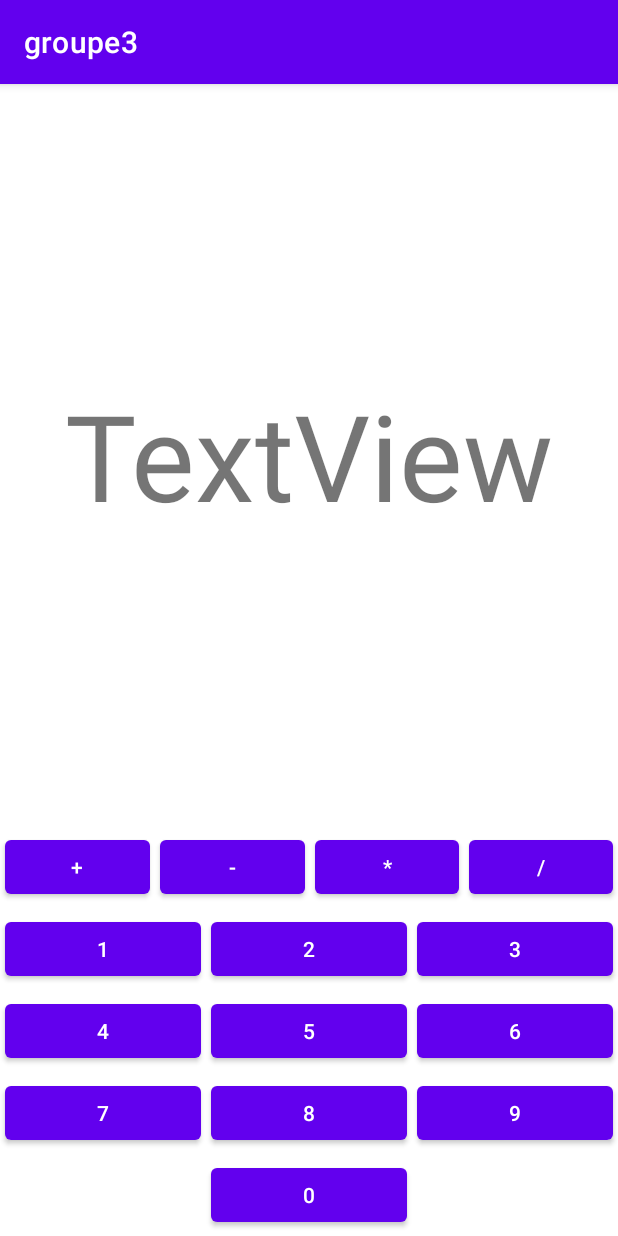
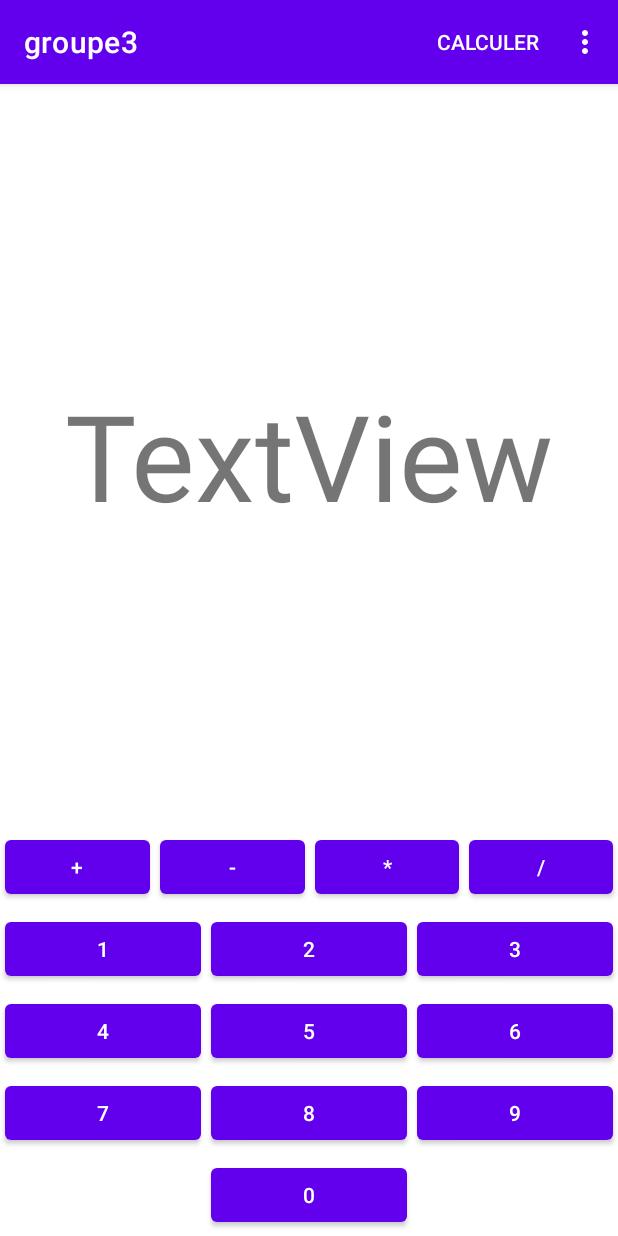
Before and after one commit to GerardJerome/calculette_g3, an Android app: the CalculActivity screen opened directly, with no data from a screen before it, on a phone screen of 412 x 824 dp. Run offline under Robolectric (Android 15) with nearby library versions, the phone set to English and light mode, and no system bars.

```diff
--- a/app/src/main/java/com/jger/groupe3/CalculActivity.java
+++ b/app/src/main/java/com/jger/groupe3/CalculActivity.java
@@ -3,6 +3,8 @@ package com.jger.groupe3;
 import androidx.appcompat.app.AppCompatActivity;
 
 import android.os.Bundle;
+import android.view.Menu;
+import android.view.MenuInflater;
 
 public class CalculActivity extends AppCompatActivity {
 
@@ -11,4 +13,11 @@ public class CalculActivity extends AppCompatActivity {
         super.onCreate(savedInstanceState);
         setContentView(R.layout.activity_calcul);
     }
+
+    @Override
+    public boolean onCreateOptionsMenu(Menu menu) {
+        MenuInflater inflater = getMenuInflater();
+        inflater.inflate(R.menu.toolbar,menu);
+        return true;
+    }
 }
--- a/app/src/main/res/layout/activity_main.xml
+++ b/app/src/main/res/layout/activity_main.xml
@@ -17,7 +17,7 @@
         app:layout_constraintEnd_toEndOf="@id/constraintLayout">
 
         <Button
-            android:id="@+id/button"
+            android:id="@+id/bouton_calculer"
             android:layout_width="match_parent"
             android:layout_height="wrap_content"
             android:text="@string/bouton_calculer" />
--- /dev/null
+++ b/app/src/main/res/menu/toolbar.xml
@@ -0,0 +1,9 @@
+<?xml version="1.0" encoding="utf-8"?>
+<menu xmlns:app="http://schemas.android.com/apk/res-auto"
+    xmlns:android="http://schemas.android.com/apk/res/android">
+
+    <item
+        android:title="@string/toolbar_calculer"
+        app:showAsAction="always" />
+    <item android:title="@string/toolbar_nettoyer" />
+</menu>
--- a/app/src/main/res/values/strings.xml
+++ b/app/src/main/res/values/strings.xml
@@ -16,4 +16,6 @@
     <string name="button_8" translatable="false">8</string>
     <string name="button_9" translatable="false">9</string>
     <string name="button_0" translatable="false">0</string>
+    <string name="toolbar_nettoyer">Nettoyer</string>
+    <string name="toolbar_calculer">Calculer</string>
 </resources>
```
Also changed, not shown: app/src/main/java/com/jger/groupe3/MainActivity.java (+11 -0 lines), gradle/wrapper/gradle-wrapper.properties (added), 2 other files.
